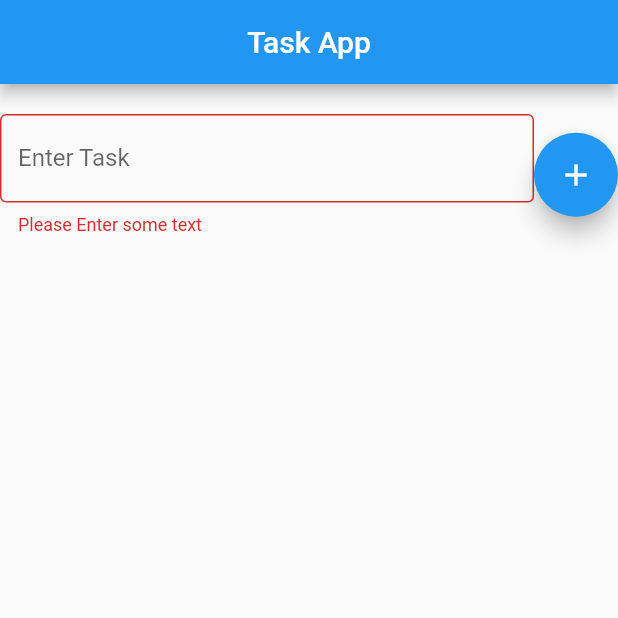
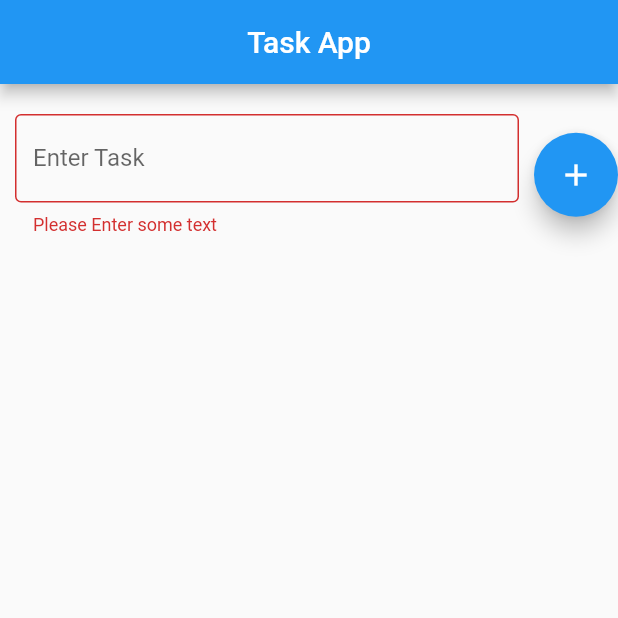
Before and after one commit to Arjun-P-Jayakrishnan/Internship-app, a Flutter app: the screen it shows after launch, after a tap on the "add" icon, on a phone screen of 412 x 824 dp, the top half of it. Run offline on Flutter 3.47's test engine with Material 2 defaults, Android fonts, the phone set to English and light mode, and no system bars; our stand-ins replace cloud_firestore, firebase_auth, firebase_core, flutter_spinkit, shared_preferences; accounts and stored records are empty; network calls fail.

Commit message:
first commit

```diff
--- a/lib/Homepage/homepage.dart
+++ b/lib/Homepage/homepage.dart
@@ -1,14 +1,11 @@
-import 'package:cloud_firestore/cloud_firestore.dart';
 import 'package:flutter/material.dart';
 import 'package:provider/provider.dart';
 import 'package:shared_preferences/shared_preferences.dart';
 import 'package:task_do/services/auth.dart';
 import 'package:task_do/services/databaseFirebase.dart';
-import 'package:task_do/shared/loading.dart';
 import 'package:task_do/shared/login_credentials.dart';
 
 import '../models/task.dart';
-import '../models/user_model.dart';
 import '../shared/constants.dart';
 import 'TaskList.dart';
 
@@ -54,6 +51,7 @@ class _HomepageState extends State<Homepage> {
     loadUserId();
   }
 
+  String _taskData="Task Details";
 
   @override
   Widget build(BuildContext context) {
@@ -72,6 +70,7 @@ class _HomepageState extends State<Homepage> {
             key:_formKey,
             child: Row(
               children: [
+                SizedBox(width:10.0),
                 Expanded(child: TextFormField(
                   decoration: inputDecoration,
                   validator: (value){
@@ -82,14 +81,19 @@ class _HomepageState extends State<Homepage> {
                       return null;
                     }
                   },
+                  onChanged: (val){
+                    setState(() {
+                      _taskData=val;
+                    });
+                  },
                 )),
+                SizedBox(width:10.0,),
                 FloatingActionButton(
                     child: Icon(Icons.add),
                     onPressed: () async{
                       if(_formKey.currentState!.validate()) {
 
-                        dynamic result = await DatabaseServices(
-                            uid: LoginCredentials.LoginId).addTask("Yep");
+                        dynamic result = await DatabaseServices().addTask(_taskData);
                       }
                       } )
               ],
```
Also changed, not shown: lib/Homepage/task_tile.dart (+28 -10 lines), lib/main.dart (+2 -5 lines), lib/services/databaseFirebase.dart (+0 -21 lines), lib/wrapper.dart (deleted, +0 -8 lines).
